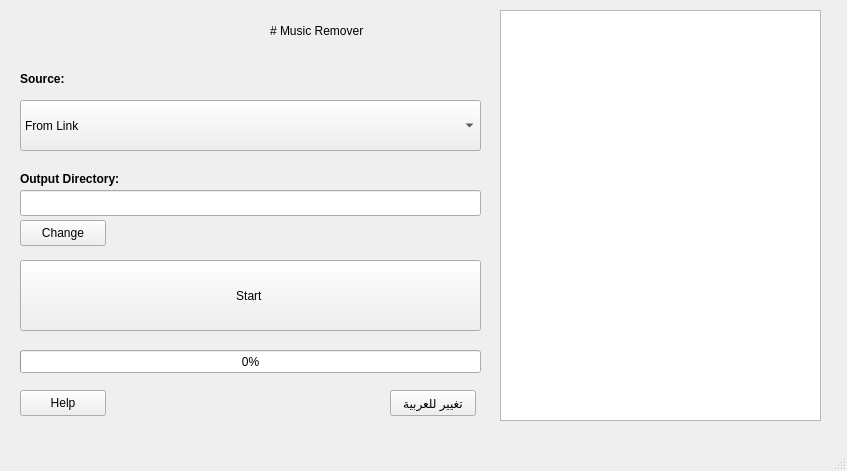
Above: GUI/main.ui from YehiaEhab17/music-remover before the change. Below: the same form after it.
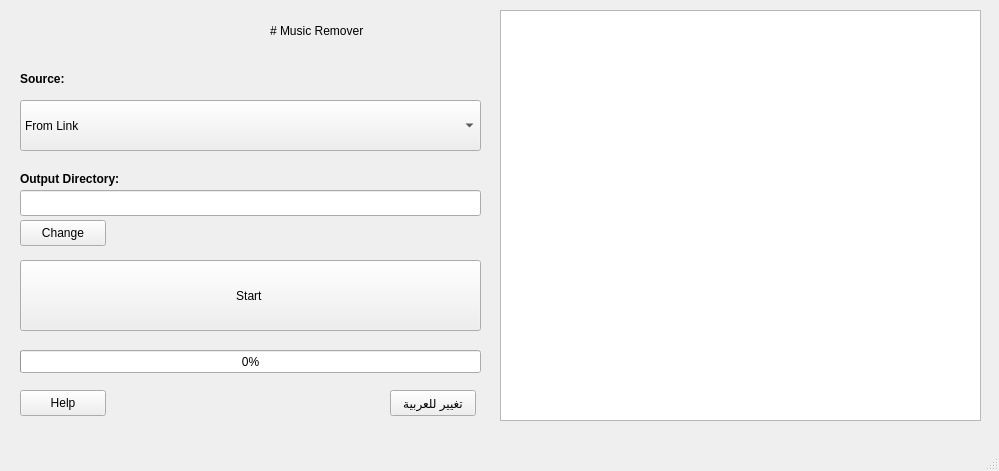
That is the form after the change.

```diff
--- a/GUI/main.ui
+++ b/GUI/main.ui
@@ -6,7 +6,7 @@
    <rect>
     <x>0</x>
     <y>0</y>
-    <width>847</width>
+    <width>999</width>
     <height>471</height>
    </rect>
   </property>
@@ -99,7 +99,7 @@
      <rect>
       <x>500</x>
       <y>10</y>
-      <width>321</width>
+      <width>481</width>
       <height>411</height>
      </rect>
     </property>
```
Left out of the diff: 2 changed lines with no effect on the pictures.
